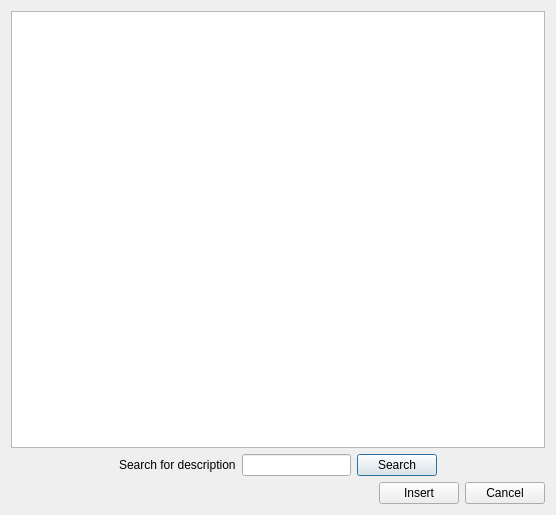
Above: Extractor/DicomDictionary.ui from isabela-j/Extractor before the change. Below: the same form after it.
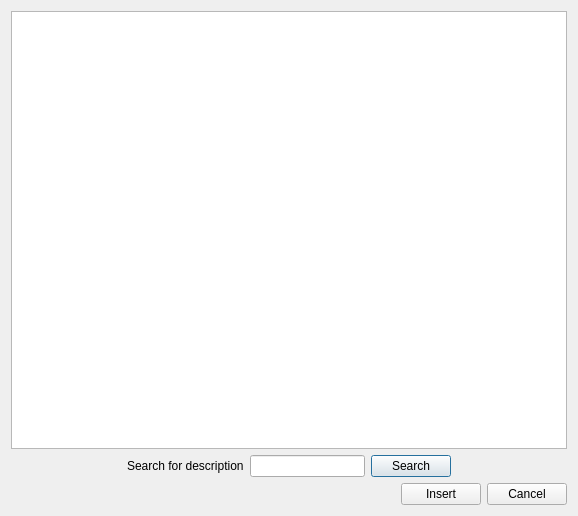
That is the form after the change.

Patch:
```diff
--- a/Extractor/DicomDictionary.ui
+++ b/Extractor/DicomDictionary.ui
@@ -6,8 +6,8 @@
    <rect>
     <x>0</x>
     <y>0</y>
-    <width>556</width>
-    <height>515</height>
+    <width>578</width>
+    <height>516</height>
    </rect>
   </property>
   <property name="sizePolicy">
@@ -28,6 +28,9 @@
      <property name="sortingEnabled">
       <bool>true</bool>
      </property>
+     <attribute name="verticalHeaderShowSortIndicator" stdset="0">
+      <bool>true</bool>
+     </attribute>
     </widget>
    </item>
    <item>
```
